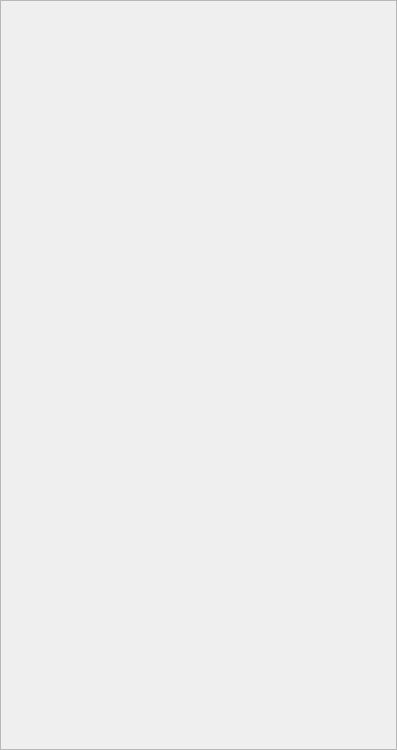
Old version of the form friends.ui in the repository Didi305/Discard.
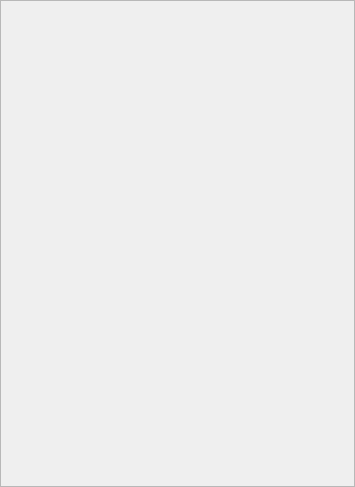
New version of the form.

Diff of the .ui file:
```diff
--- a/friends.ui
+++ b/friends.ui
@@ -6,8 +6,8 @@
    <rect>
     <x>0</x>
     <y>0</y>
-    <width>397</width>
-    <height>750</height>
+    <width>355</width>
+    <height>487</height>
    </rect>
   </property>
   <property name="sizePolicy">
@@ -25,6 +25,12 @@
   <property name="windowTitle">
    <string>Form</string>
   </property>
+  <property name="autoFillBackground">
+   <bool>false</bool>
+  </property>
+  <property name="styleSheet">
+   <string notr="true"/>
+  </property>
   <layout class="QVBoxLayout" name="verticalLayout">
    <property name="spacing">
     <number>0</number>
@@ -43,6 +49,15 @@
    </property>
    <item>
     <widget class="QScrollArea" name="scrollArea">
+     <property name="autoFillBackground">
+      <bool>true</bool>
+     </property>
+     <property name="styleSheet">
+      <string notr="true"/>
+     </property>
+     <property name="lineWidth">
+      <number>0</number>
+     </property>
      <property name="widgetResizable">
       <bool>true</bool>
      </property>
@@ -51,10 +66,16 @@
        <rect>
         <x>0</x>
         <y>0</y>
-        <width>395</width>
-        <height>748</height>
+        <width>353</width>
+        <height>485</height>
        </rect>
       </property>
+      <property name="autoFillBackground">
+       <bool>true</bool>
+      </property>
+      <property name="styleSheet">
+       <string notr="true"/>
+      </property>
       <layout class="QVBoxLayout" name="verticalLayout_6" stretch="0,1">
        <property name="spacing">
         <number>10</number>
```
Left out of the diff: 6 changed lines with no effect on the pictures.
